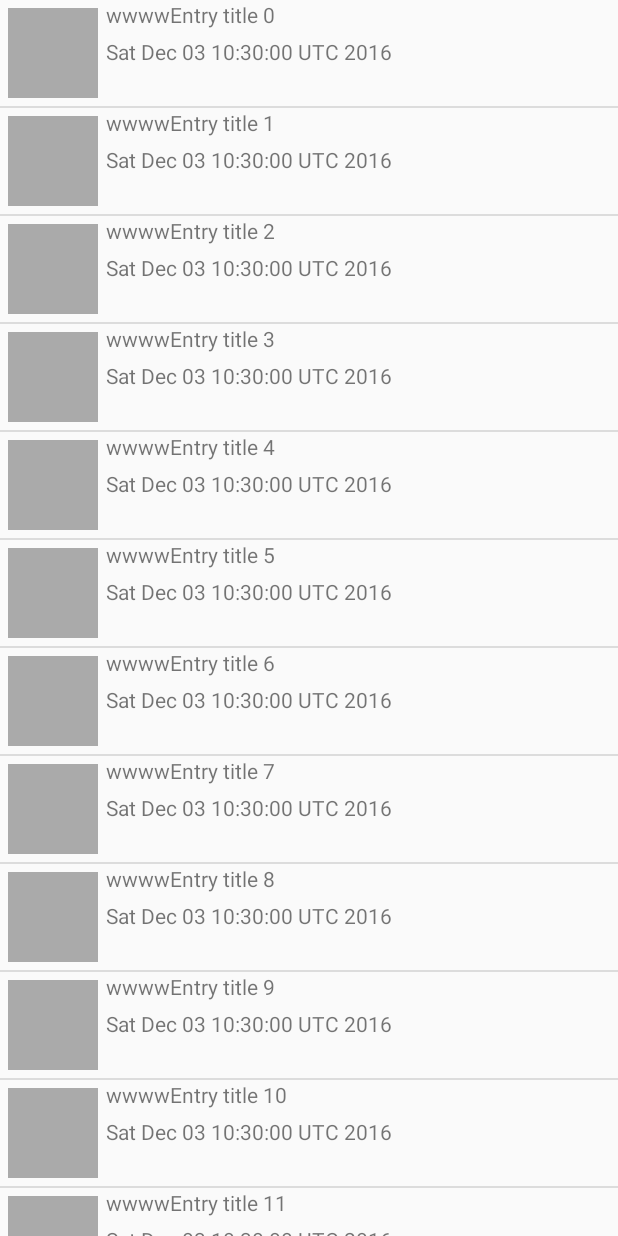
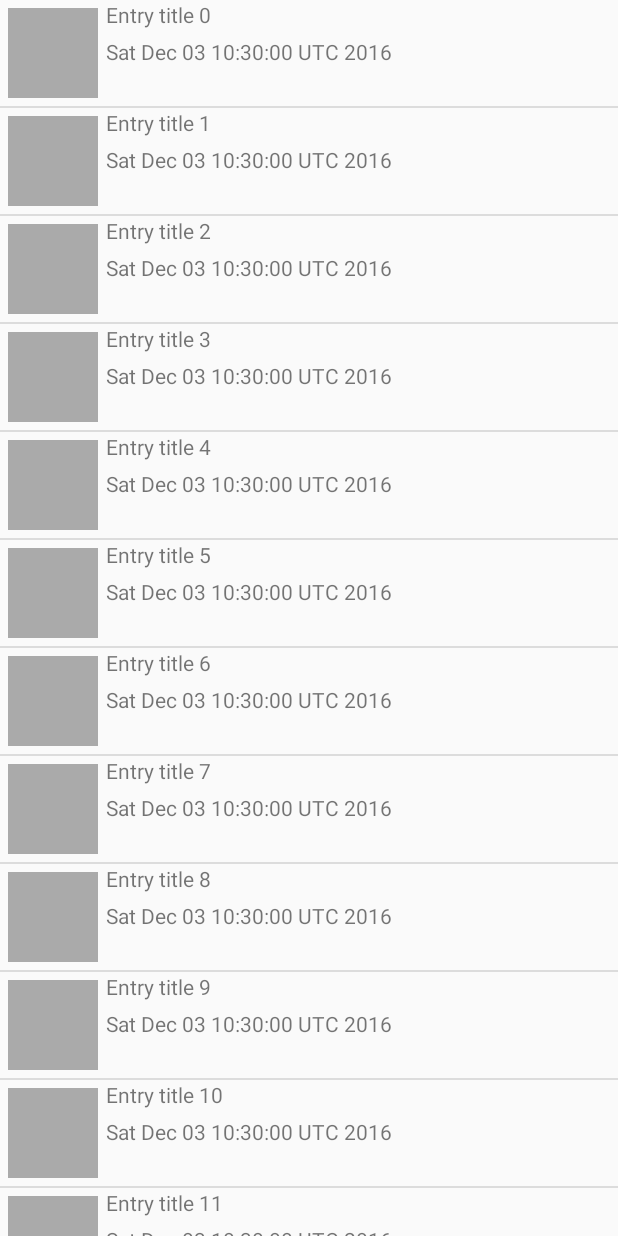
Before and after one commit to scalka/OOPD, an Android app: the screen it shows after launch (DiaryListActivity), on a phone screen of 412 x 824 dp. Run offline under Robolectric (Android 15) with nearby library versions, the phone set to English and light mode, and no system bars.

Commit message:
change to cursor

```diff
--- a/Diary/app/src/main/java/ie/iadt/scalka/diary/list_fragment/DiaryListFragment.java
+++ b/Diary/app/src/main/java/ie/iadt/scalka/diary/list_fragment/DiaryListFragment.java
@@ -7,8 +7,11 @@ import android.util.Log;
 import android.widget.ListView;
 import android.view.View;
 import java.util.ArrayList;
+import android.content.Intent;
+
 
 import ie.iadt.scalka.diary.R;
+import ie.iadt.scalka.diary.entry_fragment.DiaryActivity;
 import ie.iadt.scalka.diary.model.DiaryEntry;
 import ie.iadt.scalka.diary.model.DiaryModel;
 
@@ -17,6 +20,7 @@ public class DiaryListFragment extends ListFragment {
 
     private static final String TAG = "DiaryListFragment";
     private ArrayList<DiaryEntry> mDiaryEntries;
+    public static final String EXTRA_DIARY_ID = "ie.iadt.scalka.diary.list_fragment.diary_id";
 
     @Override
     public void onCreate(Bundle savedInstanceState){
@@ -30,12 +34,16 @@ public class DiaryListFragment extends ListFragment {
         //adapter is responsible for creating the view object, populating it with data from the model and returning the view object to listview
         //simple_list_item is predefined layout from android, has a textview as its root elements
        DiaryEntryAdapter adapter = new DiaryEntryAdapter(getActivity(), mDiaryEntries);
-        setListAdapter(adapter);
+       setListAdapter(adapter);
 
     }
     @Override
     public void onListItemClick(ListView l, View v, int position, long id){
         DiaryEntry de = (DiaryEntry)(getListAdapter()).getItem(position);
         Log.d(TAG, de.getTitle() + " was clicked");
+
+        Intent intent = new Intent(getActivity(), DiaryActivity.class);
+        intent.putExtra(DiaryListFragment.EXTRA_DIARY_ID, de.getId());
+        startActivity(intent);
     }
 }
--- a/Diary/app/src/main/java/ie/iadt/scalka/diary/model/DiaryEntry.java
+++ b/Diary/app/src/main/java/ie/iadt/scalka/diary/model/DiaryEntry.java
@@ -50,7 +50,6 @@ public class DiaryEntry {
     public String toString(){
         return mTitle;
     }
-
     public ContentValues toValues(){
         ContentValues values = new ContentValues(4);
         values.put(DiaryTable.COLUMN_ID, id);
--- a/Diary/app/src/main/java/ie/iadt/scalka/diary/model/DiaryModel.java
+++ b/Diary/app/src/main/java/ie/iadt/scalka/diary/model/DiaryModel.java
@@ -10,6 +10,7 @@ import android.database.sqlite.SQLiteOpenHelper;
 import java.util.ArrayList;
 import java.util.Date;
 
+import ie.iadt.scalka.diary.R;
 import ie.iadt.scalka.diary.database.DiaryDbHelper;
 import ie.iadt.scalka.diary.database.DiaryTable;
 
@@ -77,16 +78,17 @@ public class DiaryModel {
         cursor.close();
         return diaryEntries;
     };
+
     //populate the database
     public void seedDatabse(){
         DiaryEntry de = new DiaryEntry();
 
         for(int i=0; i<20; i++){
             de.setId(Integer.toString(i));
-            de.setTitle("wwwwEntry title " + i);
+            de.setTitle("Entry title " + i);
             Date date = new Date();
             de.setDate(date.toString());
-            de.setEntry("ghfhghh");
+            de.setEntry(mAppContext.getString(R.string.lorem_ipsum));
             try {
                 createEntry(de);
             } catch (SQLiteException e){
--- a/Diary/app/src/main/res/layout/fragment_diary_entry.xml
+++ b/Diary/app/src/main/res/layout/fragment_diary_entry.xml
@@ -25,6 +25,12 @@
         android:layout_marginLeft="@dimen/activity_horizontal_margin"
         android:layout_marginRight="@dimen/activity_horizontal_margin"/>
 
+    <EditText
+        android:id="@+id/entry_entry"
+        android:layout_width="match_parent"
+        android:layout_height="wrap_content"
+        android:hint="Enter an entry"/>
+
     <Switch
         android:text="Was it a good day?"
         android:layout_width="match_parent"
--- a/Diary/app/src/main/res/values/strings.xml
+++ b/Diary/app/src/main/res/values/strings.xml
@@ -3,4 +3,5 @@
     <string name="good_day">Good Day</string>
     <string name="not_good_day">Not that good day</string>
     <string name="new_entry_textview">New Entry</string>
+    <string name="lorem_ipsum">ghfhghh</string>
 </resources>
```
Also changed, not shown: Diary/app/src/main/java/ie/iadt/scalka/diary/entry_fragment/DiaryFragment.java (+30 -14 lines).
